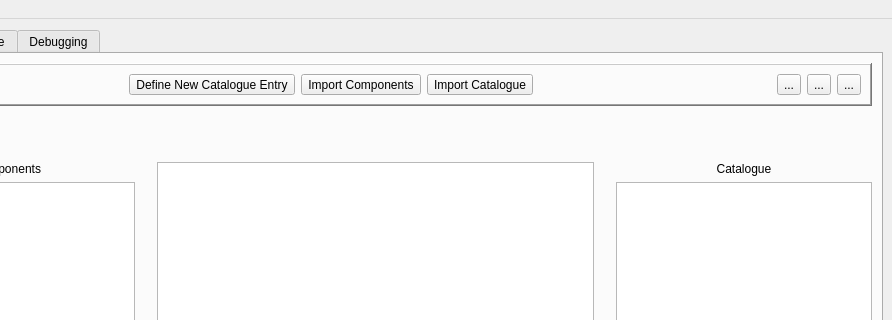
First picture: the form in SPSv2/mainwindow.ui, repository etquist/SPSv2, before the edit; both pictures show x 141 to 1033 and y 0 to 320 of the 1033 by 718 pixel window.
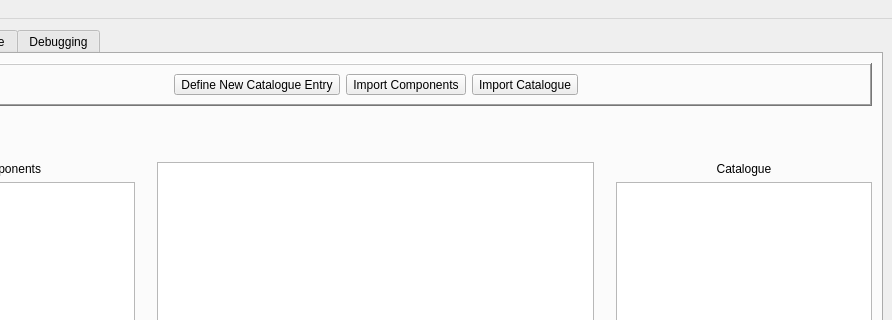
Second picture: the form after the edit. The open tabs and pages were chosen to show the change. Custom widgets are drawn as their Qt base class.

What changed in the file:
```diff
--- a/SPSv2/mainwindow.ui
+++ b/SPSv2/mainwindow.ui
@@ -252,27 +252,6 @@
                </property>
               </spacer>
              </item>
-             <item>
-              <widget class="QToolButton" name="toolButton_8">
-               <property name="text">
-                <string>...</string>
-               </property>
-              </widget>
-             </item>
-             <item>
-              <widget class="QToolButton" name="toolButton_7">
-               <property name="text">
-                <string>...</string>
-               </property>
-              </widget>
-             </item>
-             <item>
-              <widget class="QToolButton" name="toolButton_9">
-               <property name="text">
-                <string>...</string>
-               </property>
-              </widget>
-             </item>
             </layout>
            </widget>
           </item>
```
Left out of the diff: 25 changed lines with no effect on the pictures.
